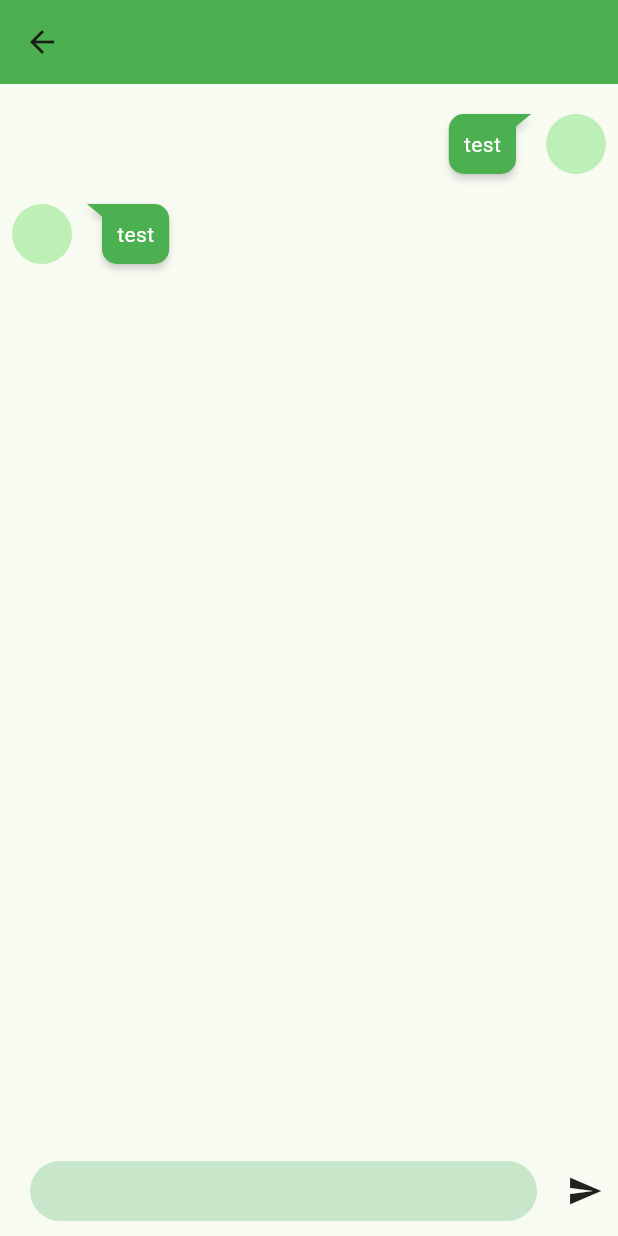
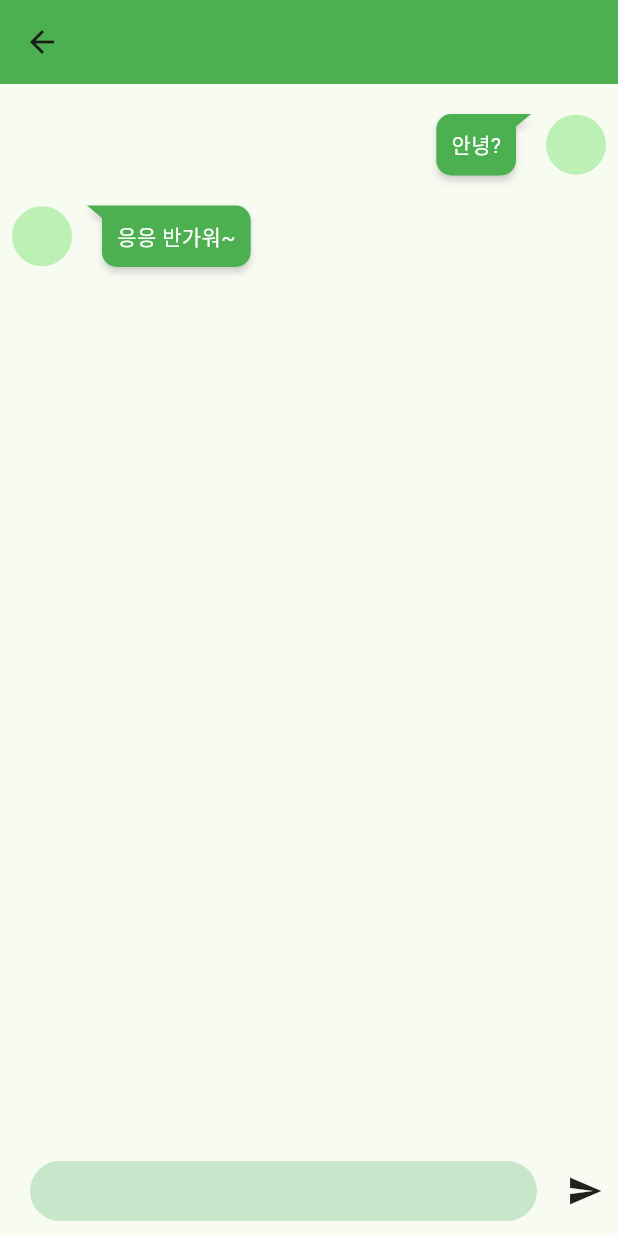
Before and after one commit to k984530/palnts, a Flutter app: the ChatScreen screen opened by its route, on a phone screen of 412 x 824 dp. Run offline on Flutter 3.47's test engine with Material 2 defaults, Android fonts, the phone set to English and light mode, and no system bars; drawn by our look-alikes of flutter_chat_bubble; our stand-ins replace get; missing offline and left inert: kakao_map_plugin.

Commit message:
[ADD] chat bubble

```diff
--- /dev/null
+++ b/lib/Component/Chatbubble.dart
@@ -0,0 +1,49 @@
+import 'package:flutter/material.dart';
+import 'package:flutter_chat_bubble/chat_bubble.dart';
+
+plantBubble(String text) => Row(
+      mainAxisAlignment: MainAxisAlignment.end,
+      children: [
+        ChatBubble(
+          alignment: Alignment.centerRight,
+          margin: EdgeInsets.all(10),
+          backGroundColor: Colors.green,
+          clipper: ChatBubbleClipper2(
+            type: BubbleType.sendBubble,
+          ),
+          child: Text(
+            text,
+            style: TextStyle(
+              color: Colors.white,
+            ),
+          ),
+        ),
+        Padding(
+          padding: const EdgeInsets.only(right: 8.0),
+          child: CircleAvatar(),
+        ),
+      ],
+    );
+
+userBubble(String text) => Row(
+      children: [
+        Padding(
+          padding: const EdgeInsets.only(left: 8.0),
+          child: CircleAvatar(),
+        ),
+        ChatBubble(
+          alignment: Alignment.centerLeft,
+          margin: EdgeInsets.all(10),
+          backGroundColor: Colors.green,
+          clipper: ChatBubbleClipper2(
+            type: BubbleType.receiverBubble,
+          ),
+          child: Text(
+            text,
+            style: TextStyle(
+              color: Colors.white,
+            ),
+          ),
+        ),
+      ],
+    );
--- a/lib/Screens/ChatScreen.dart
+++ b/lib/Screens/ChatScreen.dart
@@ -1,5 +1,6 @@
 import 'package:flutter/material.dart';
 import 'package:flutter_chat_bubble/chat_bubble.dart';
+import 'package:plants/Component/Chatbubble.dart';
 
 class ChatScreen extends StatelessWidget {
   const ChatScreen({super.key});
@@ -15,51 +16,8 @@ class ChatScreen extends StatelessWidget {
           SizedBox(
             height: 10,
           ),
-          Row(
-            mainAxisAlignment: MainAxisAlignment.end,
-            children: [
-              ChatBubble(
-                alignment: Alignment.centerRight,
-                margin: EdgeInsets.all(10),
-                backGroundColor: Colors.green,
-                clipper: ChatBubbleClipper2(
-                  type: BubbleType.sendBubble,
-                ),
-                child: Text(
-                  "test",
-                  style: TextStyle(
-                    color: Colors.white,
-                  ),
-                ),
-              ),
-              Padding(
-                padding: const EdgeInsets.only(right: 8.0),
-                child: CircleAvatar(),
-              ),
-            ],
-          ),
-          Row(
-            children: [
-              Padding(
-                padding: const EdgeInsets.only(left: 8.0),
-                child: CircleAvatar(),
-              ),
-              ChatBubble(
-                alignment: Alignment.centerLeft,
-                margin: EdgeInsets.all(10),
-                backGroundColor: Colors.green,
-                clipper: ChatBubbleClipper2(
-                  type: BubbleType.receiverBubble,
-                ),
-                child: Text(
-                  "test",
-                  style: TextStyle(
-                    color: Colors.white,
-                  ),
-                ),
-              ),
-            ],
-          ),
+          plantBubble('안녕?'),
+          userBubble("응응 반가워~"),
           Spacer(),
           Row(
             children: [
```
